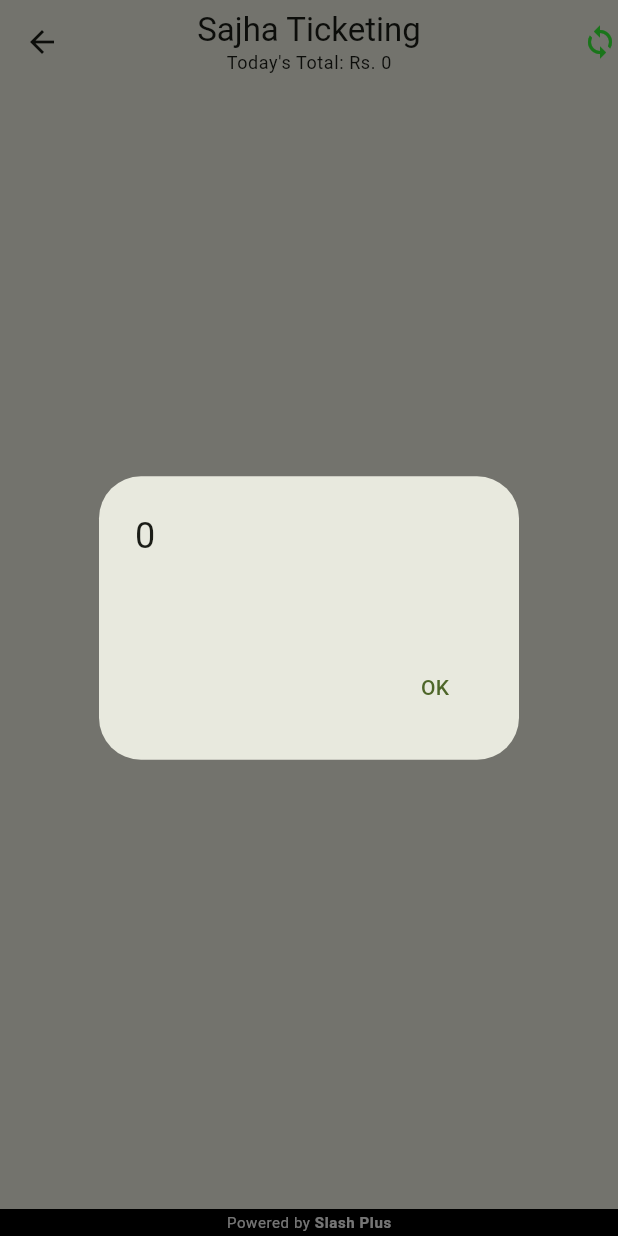
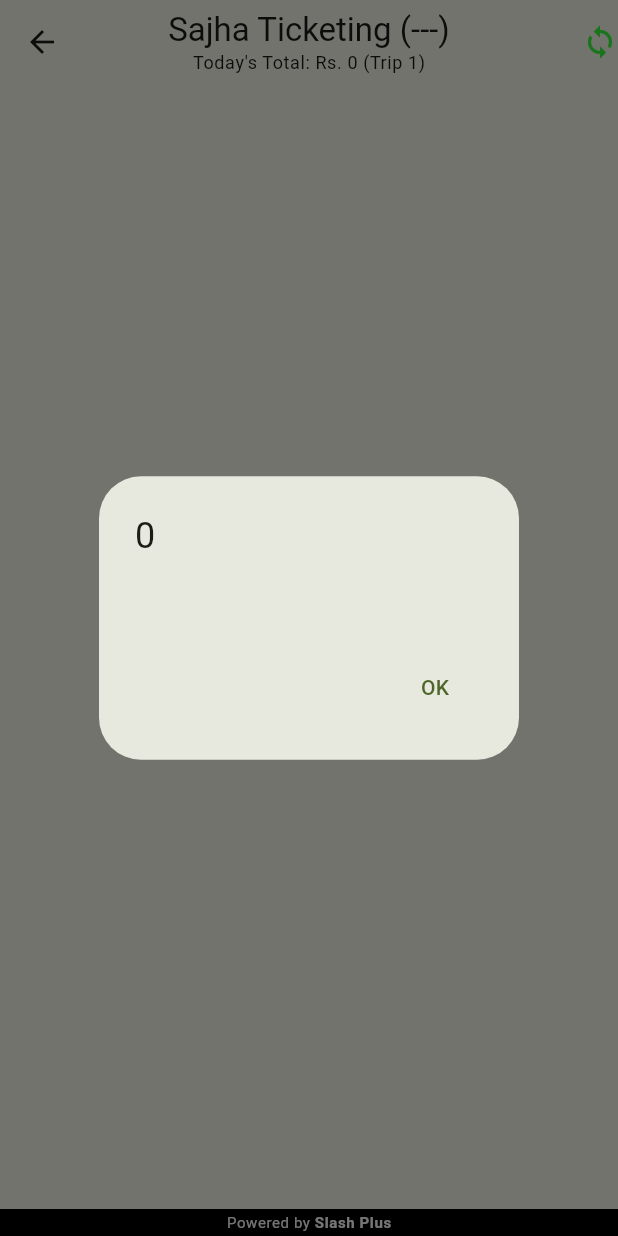
Before and after one commit to slashplusnp/bus_ticketing, a Flutter app: the HomePage screen opened directly, on a phone screen of 412 x 824 dp. Run offline on Flutter 3.47's test engine with Material 2 defaults, Android fonts, the phone set to English and light mode, and no system bars; our stand-ins replace dio, either_dart, flutter_riverpod, get_it, hive_flutter, internet_connection_checker and 4 more; missing offline and left inert: flutter_esc_pos_utils, flutter_pos_printer_platform, geofence_service; accounts and stored records are empty; generated files the repository leaves out were written again; network calls fail.

Commit message:
add trip count

```diff
--- a/lib/data/hive/hive_utils.dart
+++ b/lib/data/hive/hive_utils.dart
@@ -2,6 +2,7 @@ import 'package:collection/collection.dart';
 import 'package:flutter/foundation.dart';
 import 'package:hive_flutter/hive_flutter.dart';
 
+import '../../extensions/extensions.dart';
 import '../../resources/hive_box_manager.dart';
 import '../requests/ticket_report/ticket_report_request.dart';
 import '../responses/hardware_data/hardware_data_response.dart';
@@ -29,6 +30,12 @@ class HiveUtils {
     await Hive.openBox<TicketCategory>(HiveBoxManager.ticketCategoryBox);
     await Hive.openBox<ReportTicketCategory>(HiveBoxManager.reportTicketCategoryBox);
     await Hive.openBox<TicketReportRequest>(HiveBoxManager.ticketReportRequestBox);
+  }
+
+  static int getTodayTripCount() {
+    final tripCountBox = Hive.box<int>(HiveBoxManager.tripCountBox);
+    final todayKey = DateTime.now().toyMd();
+    return tripCountBox.get(todayKey).orValue(1);
   }
 
   static void storeToBox<T>({
--- a/lib/extensions/extensions.dart
+++ b/lib/extensions/extensions.dart
@@ -46,6 +46,7 @@ extension NonNullString on String? {
 
 extension NonNullInt on int? {
   int orZero() => this ?? Constants.orZero;
+  int orValue(int value) => this ?? value;
 }
 
 extension NonNullDouble on double? {
--- a/lib/presentation/pages/home_page.dart
+++ b/lib/presentation/pages/home_page.dart
@@ -55,8 +55,9 @@ class _HomePageState extends State<HomePage> {
       final hardwareData = HiveUtils.getFromObjectBox<HardwareData>(boxName: HiveBoxManager.hardwareDataBox);
       if (hardwareData != null) {
         final points = hardwareData.points.toLatLngList();
-
-        GeofenceUtils.initGeofenceService({'pointA': points.first, 'pointB': points.last});
+        if (points.isNotEmpty) {
+          GeofenceUtils.initGeofenceService({'pointA': points.first, 'pointB': points.last});
+        }
       }
     });
 
@@ -232,9 +233,7 @@ class _HomePageState extends State<HomePage> {
                         },
                       ).toList();
 
-                      final tripCountBox = Hive.box<int>(HiveBoxManager.tripCountBox);
-                      final todayKey = DateTime.now().toyMd();
-                      final todayTripCount = tripCountBox.get(todayKey).orZero();
+                      final todayTripCount = HiveUtils.getTodayTripCount();
 
                       final TicketReportRequest reportRequest = TicketReportRequest(
                         date: DateTime.now().toyMdHmS(),
@@ -333,20 +332,24 @@ class _HomePageState extends State<HomePage> {
 
   @override
   Widget build(BuildContext context) {
+    final hardwareData = HiveUtils.getFromObjectBox<HardwareData>(boxName: HiveBoxManager.hardwareDataBox);
+
     return Scaffold(
       key: homeScaffoldMessengerKey,
       appBar: AppBar(
         title: Column(
           children: [
-            const Text(Constants.appTitle),
+            Text('${Constants.appTitle} (${(hardwareData?.busNumber).orEmptyDashed()})'),
             ValueListenableBuilder(
               valueListenable: HiveUtils.getBoxListenable<int>(boxName: HiveBoxManager.todayTotalBox),
               builder: (context, todayTotal, child) {
+                final tripCount = HiveUtils.getTodayTripCount();
+
                 final todayKey = DateTime.now().toyMd();
                 final todaysTotal = (todayTotal.get(todayKey)).orZero();
 
                 return Text(
-                  'Today\'s Total: Rs. $todaysTotal',
+                  'Today\'s Total: Rs. $todaysTotal (Trip $tripCount)',
                   style: context.bodySmall,
                 );
               },
@@ -405,10 +408,7 @@ class _HomePageState extends State<HomePage> {
                     children: [
                       _getCategories(ticketCategories, selectedTicketCategoryIndexNotifier, selectedTicketCategoryIndexWatch),
                       const Divider(height: AppDefaults.paddingLarge),
-                      Expanded(
-                        flex: 2,
-                        child: _getCategoryPriceList(priceList, selectedTicketPriceListNotifier, ticketCategory),
-                      ),
+                      Expanded(child: _getCategoryPriceList(priceList, selectedTicketPriceListNotifier, ticketCategory)),
                       _getSelectedPrices(),
                     ],
                   );
--- a/lib/presentation/widgets/price_selection_card.dart
+++ b/lib/presentation/widgets/price_selection_card.dart
@@ -7,7 +7,7 @@ import '../../resources/values_manager.dart';
 
 enum PriceSelectionCardSize {
   small(AppSize.s30),
-  large(AppSize.s40);
+  large(AppSize.s50);
 
   final double value;
   const PriceSelectionCardSize(this.value);
```
Also changed, not shown: lib/utils/geofence_utils.dart (+10 -4 lines).
